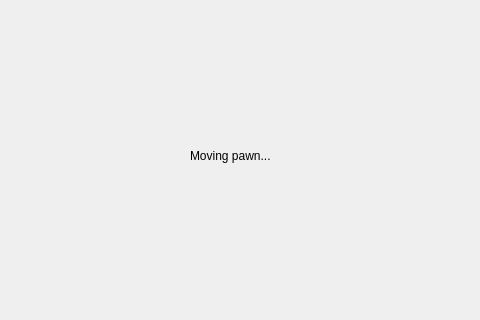
Above: PiUi.ui from eNesPL/DiceReaderNew before the change. Below: the same form after it.
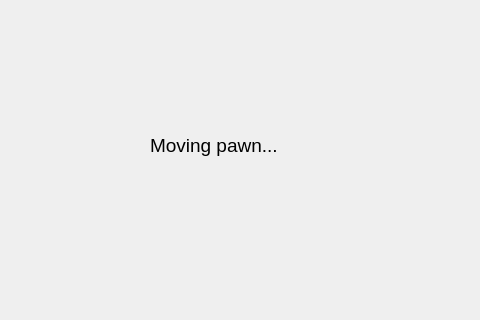
That is the form after the change. The open tabs and pages were chosen to show the change.

The edit to the form file:
```diff
--- a/PiUi.ui
+++ b/PiUi.ui
@@ -391,12 +391,17 @@
      <widget class="QLabel" name="label_3">
       <property name="geometry">
        <rect>
-        <x>180</x>
-        <y>120</y>
+        <x>140</x>
+        <y>110</y>
         <width>191</width>
         <height>51</height>
        </rect>
       </property>
+      <property name="font">
+       <font>
+        <pointsize>14</pointsize>
+       </font>
+      </property>
       <property name="text">
        <string>Moving pawn...</string>
       </property>
```
Left out of the diff: 14 changed lines with no effect on the pictures.
